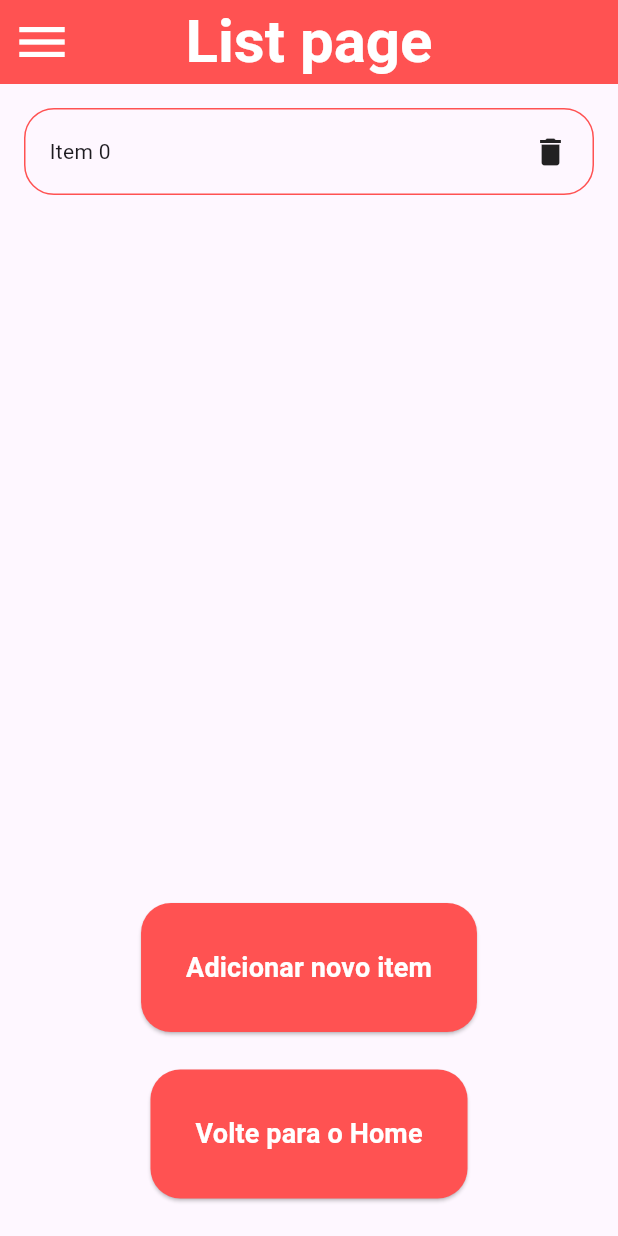
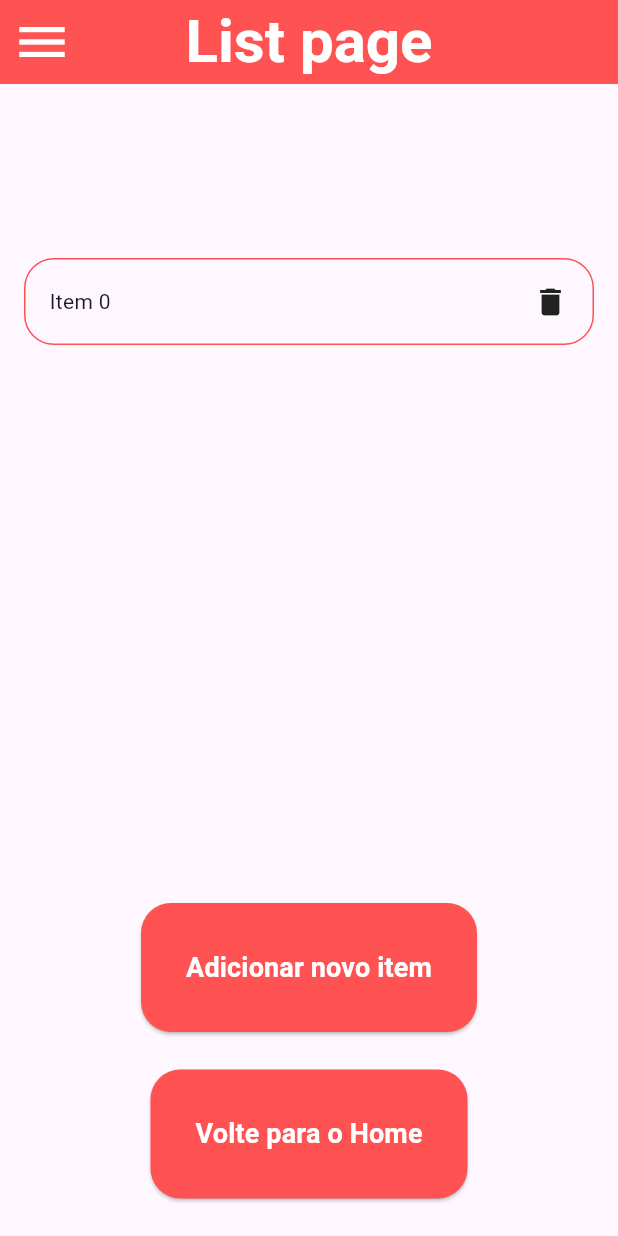
Before and after one commit to pgmaximo/S3_Flutter-HandsOn, a Flutter app: the SecondPage screen opened by its route, after a tap on "Adicionar novo item", on a phone screen of 412 x 824 dp. Run offline on Flutter 3.47's test engine with Material 3 defaults, Android fonts, the phone set to English and light mode, and no system bars.

Commit message:
4 commit

```diff
--- a/lib/pages/second_page.dart
+++ b/lib/pages/second_page.dart
@@ -31,6 +31,7 @@ class _SecondPageState extends State<SecondPage> {
             Expanded(
               child: ListView.builder(
                 itemCount: items.length,
+                padding: const EdgeInsets.only(top: 100.0),
                 itemBuilder: (context, index) {
                   return items[index];
                 },
--- a/lib/widgets/itens_listas.dart
+++ b/lib/widgets/itens_listas.dart
@@ -12,7 +12,8 @@ class ItemLista extends StatelessWidget {
         padding: const EdgeInsets.all(16),
         decoration: BoxDecoration(
           border: Border.all(color: Colors.redAccent),
-          borderRadius: BorderRadius.circular(20)),
+          borderRadius: BorderRadius.circular(20)
+        ),
         child: Row(
           mainAxisAlignment: MainAxisAlignment.spaceBetween,
           children: [
```
